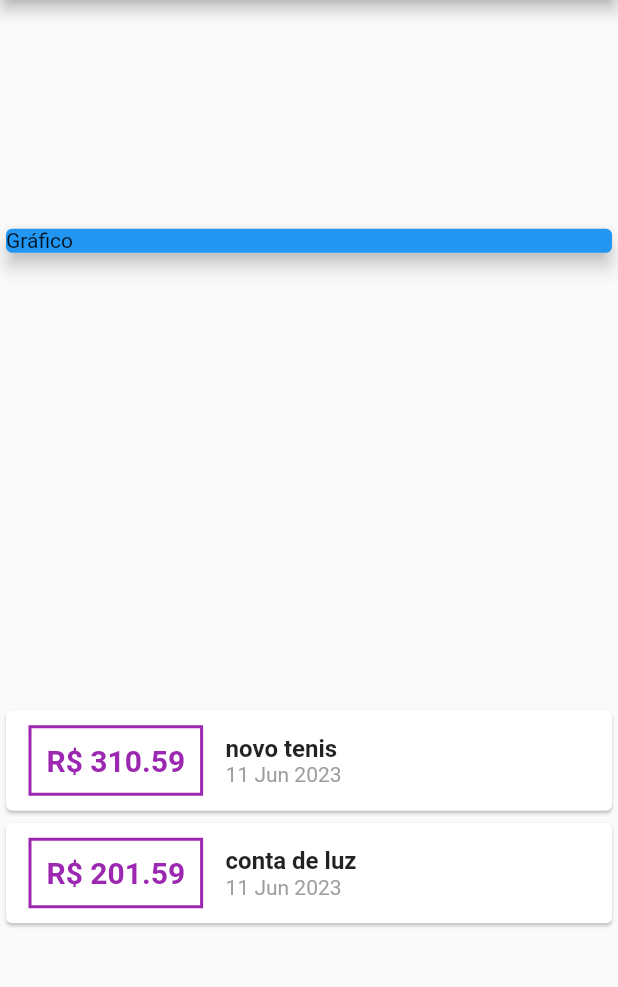
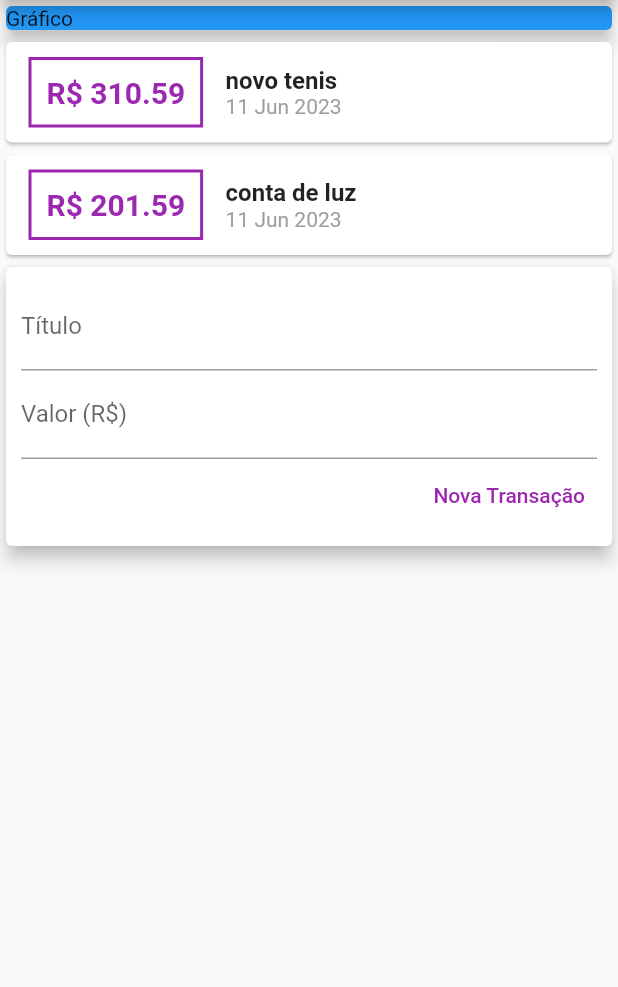
Before and after one commit to WagnerTerry/Despesas-Pessoais, a Flutter app: the screen it shows after launch, on a phone screen of 412 x 824 dp, the part 84-1071 px from its top. Run offline on Flutter 3.47's test engine with Material 2 defaults, Android fonts, the phone set to English and light mode, and no system bars.

Commit message:
feat: criando componentes

```diff
--- /dev/null
+++ b/lib/components/transaction_list.dart
@@ -0,0 +1,46 @@
+import 'package:flutter/material.dart';
+import '../models/transaction.dart';
+import 'package:intl/intl.dart';
+
+class TransactionList extends StatelessWidget {
+  final List<Transaction> transactions;
+
+  TransactionList(this.transactions);
+
+  @override
+  Widget build(BuildContext context) {
+    return Column(
+        children: transactions.map((tr) {
+      return Card(
+        child: Row(
+          children: <Widget>[
+            Container(
+              margin: EdgeInsets.symmetric(horizontal: 15, vertical: 10),
+              decoration: BoxDecoration(
+                  border: Border.all(color: Colors.purple, width: 2)),
+              padding: EdgeInsets.all(10),
+              child: Text('R\$ ${tr.value.toStringAsFixed(2)}',
+                  style: TextStyle(
+                      fontWeight: FontWeight.bold,
+                      fontSize: 20,
+                      color: Colors.purple)),
+            ),
+            Column(
+              crossAxisAlignment: CrossAxisAlignment.start,
+              children: <Widget>[
+                Text(
+                  tr.title,
+                  style: TextStyle(fontSize: 16, fontWeight: FontWeight.bold),
+                ),
+                Text(
+                  DateFormat('d MMM y').format(tr.date),
+                  style: TextStyle(color: Colors.grey),
+                )
+              ],
+            )
+          ],
+        ),
+      );
+    }).toList());
+  }
+}
--- a/lib/main.dart
+++ b/lib/main.dart
@@ -1,6 +1,6 @@
+import 'package:expenses/components/transaction_list.dart';
 import 'package:expenses/models/transaction.dart';
 import 'package:flutter/material.dart';
-import 'package:intl/intl.dart';
 
 main() => runApp(ExpensesApp());
 
@@ -12,6 +12,9 @@ class ExpensesApp extends StatelessWidget {
 }
 
 class MyHomePage extends StatelessWidget {
+  final titleController = TextEditingController();
+  final valueController = TextEditingController();
+
   final _transactions = [
     Transaction(
         id: 't1', title: "novo tenis", value: 310.59, date: DateTime.now()),
@@ -26,7 +29,6 @@ class MyHomePage extends StatelessWidget {
           title: Text('Despesas Pessoais'),
         ),
         body: Column(
-          mainAxisAlignment: MainAxisAlignment.spaceAround,
           crossAxisAlignment: CrossAxisAlignment.stretch,
           children: <Widget>[
             Container(
@@ -36,41 +38,44 @@ class MyHomePage extends StatelessWidget {
                 elevation: 5,
               ),
             ),
-            Column(
-                children: _transactions.map((tr) {
-              return Card(
-                child: Row(
-                  children: <Widget>[
-                    Container(
-                      margin:
-                          EdgeInsets.symmetric(horizontal: 15, vertical: 10),
-                      decoration: BoxDecoration(
-                          border: Border.all(color: Colors.purple, width: 2)),
-                      padding: EdgeInsets.all(10),
-                      child: Text('R\$ ${tr.value.toStringAsFixed(2)}',
-                          style: TextStyle(
-                              fontWeight: FontWeight.bold,
-                              fontSize: 20,
-                              color: Colors.purple)),
-                    ),
-                    Column(
-                      crossAxisAlignment: CrossAxisAlignment.start,
-                      children: <Widget>[
-                        Text(
-                          tr.title,
-                          style: TextStyle(
-                              fontSize: 16, fontWeight: FontWeight.bold),
+            TransactionList(_transactions),
+            Card(
+              elevation: 5,
+              child: Padding(
+                  padding: const EdgeInsets.all(10),
+                  child: Column(
+                    children: <Widget>[
+                      TextField(
+                        controller: titleController,
+                        decoration: InputDecoration(
+                          labelText: 'Título',
                         ),
-                        Text(
-                          DateFormat('d MMM y').format(tr.date),
-                          style: TextStyle(color: Colors.grey),
-                        )
-                      ],
-                    )
-                  ],
-                ),
-              );
-            }).toList())
+                      ),
+                      TextField(
+                        controller: valueController,
+                        decoration: InputDecoration(labelText: 'Valor (R\$)'),
+                      ),
+                      Row(
+                        mainAxisAlignment: MainAxisAlignment.end,
+                        children: [
+                          TextButton(
+                            onPressed: () {
+                              print(titleController.text);
+                              print(valueController.text);
+                            },
+                            style: ButtonStyle(
+                              foregroundColor: MaterialStateProperty.all<Color>(
+                                  Colors.purple),
+                            ),
+                            child: const Text(
+                              'Nova Transação',
+                            ),
+                          ),
+                        ],
+                      ),
+                    ],
+                  )),
+            )
           ],
         ));
   }
```
Also changed, not shown: lib/components/transaction_form.dart (added).
